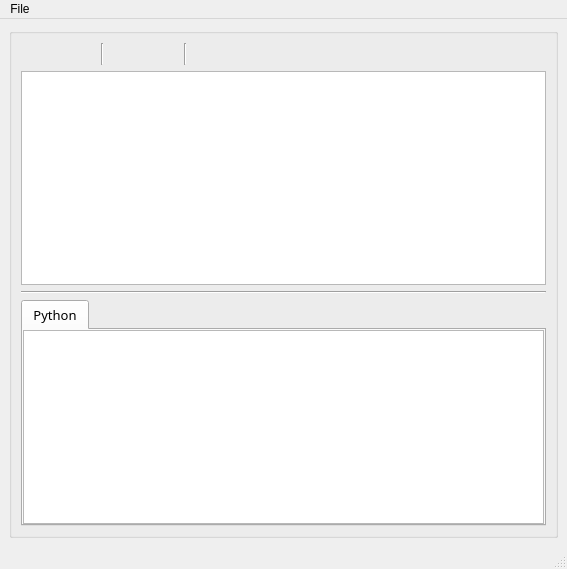
leixingyu/mayaConnector, file ui/connector.ui: the form before one commit.
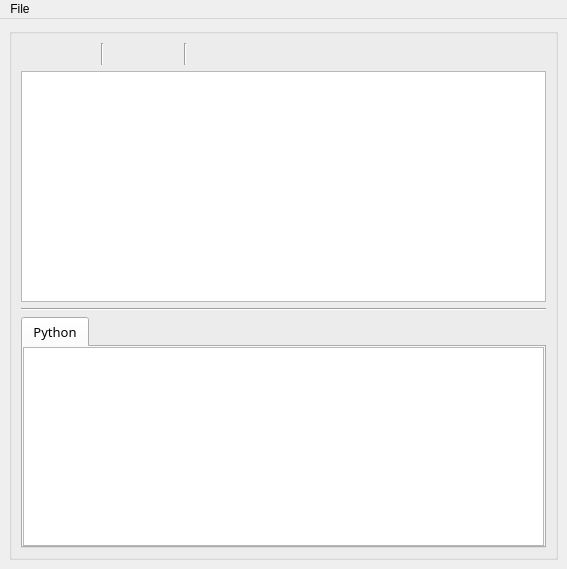
The form after the commit. Icons and pictures are not drawn.

Patch:
```diff
--- a/ui/connector.ui
+++ b/ui/connector.ui
@@ -202,7 +202,7 @@
         <widget class="QPlainTextEdit" name="ui_log_edit">
          <property name="font">
           <font>
-           <family>Bahnschrift</family>
+           <family>Courier New</family>
            <pointsize>10</pointsize>
           </font>
          </property>
@@ -245,6 +245,11 @@
            </property>
            <item>
             <widget class="QPlainTextEdit" name="ui_script_edit">
+             <property name="font">
+              <font>
+               <family>Courier New</family>
+              </font>
+             </property>
              <property name="tabStopWidth">
               <number>20</number>
              </property>
@@ -283,7 +288,6 @@
    </widget>
    <addaction name="menuFile"/>
   </widget>
-  <widget class="QStatusBar" name="statusbar"/>
   <action name="actionSave_as">
    <property name="text">
     <string>Save as...</string>
```
Left out of the diff: 28 changed lines with no effect on the pictures.
